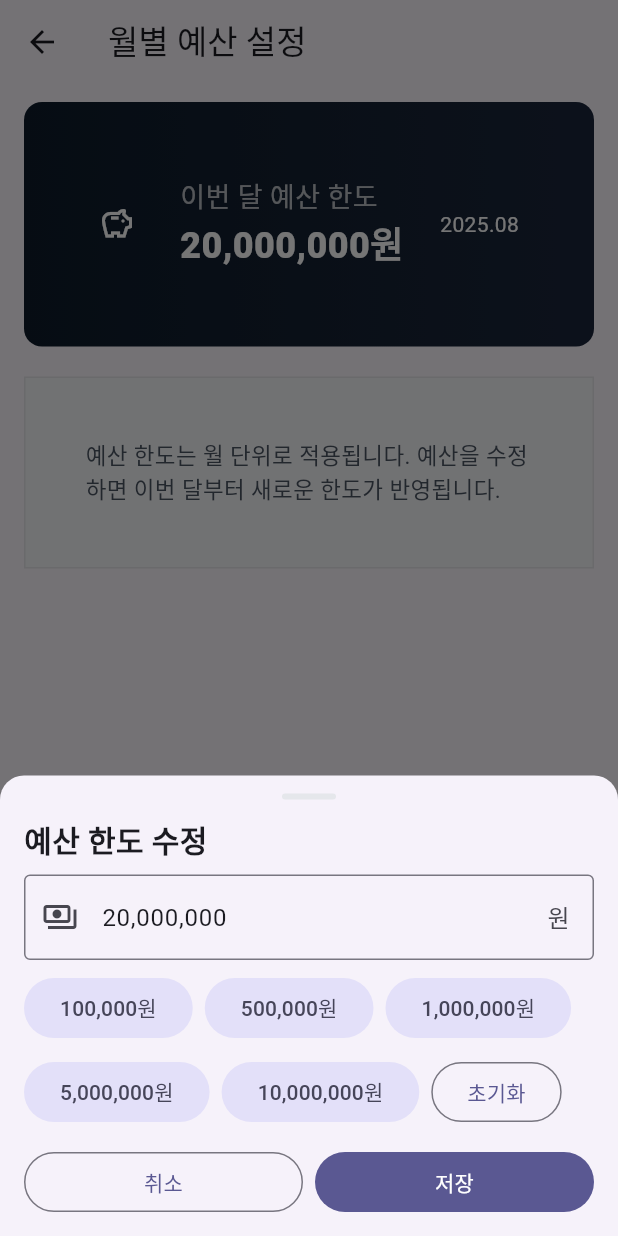
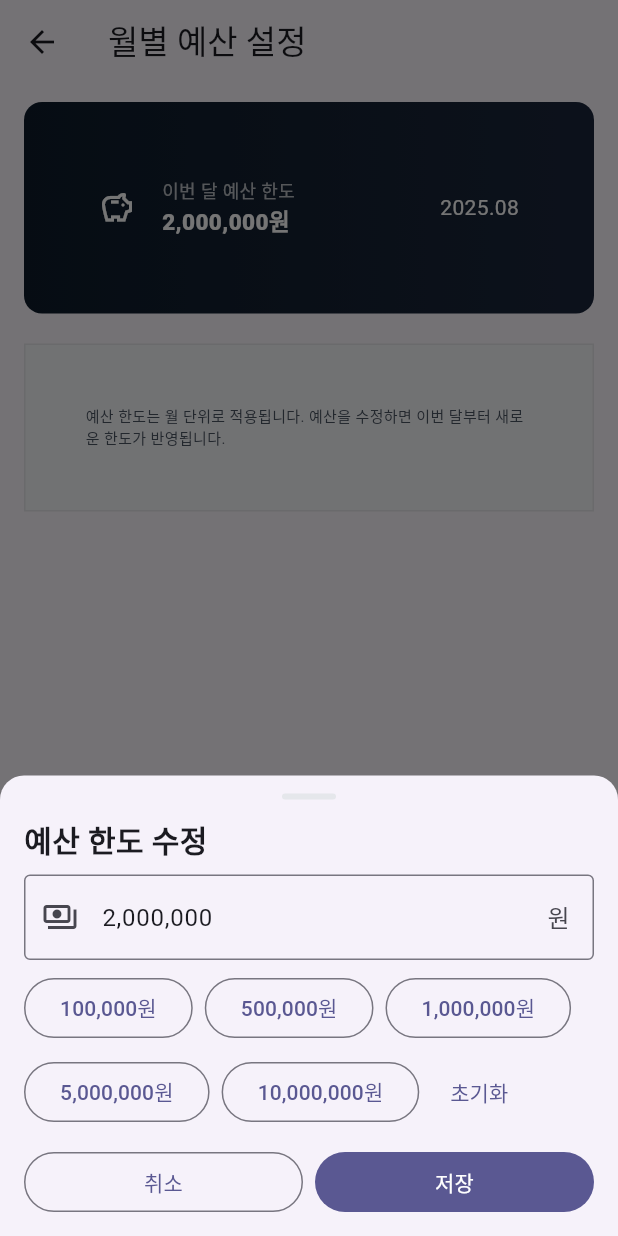
Before and after one commit to motowallet/molet-flutter, a Flutter app: the BudgetLimitPage screen opened directly, after a tap on "한도 수정", on a phone screen of 412 x 824 dp. Run offline on Flutter 3.47's test engine with Material 3 defaults, Android fonts, the phone set to English and light mode, and no system bars; our stand-ins replace shared_preferences; missing offline and left inert: kakao_flutter_sdk_common, kakao_flutter_sdk_user; accounts and stored records are empty.

Commit message:
feat: 연동 기능 추가

```diff
--- a/lib/features/budget/budget_limit_page.dart
+++ b/lib/features/budget/budget_limit_page.dart
@@ -1,6 +1,7 @@
 import 'package:flutter/material.dart';
 import 'package:flutter/services.dart';
 import 'package:intl/intl.dart';
+import 'package:shared_preferences/shared_preferences.dart';
 
 class BudgetLimitPage extends StatefulWidget {
   const BudgetLimitPage({super.key});
@@ -10,7 +11,27 @@ class BudgetLimitPage extends StatefulWidget {
 
 class _BudgetLimitPageState extends State<BudgetLimitPage> {
   final _won = NumberFormat('#,###');
-  int _limit = 20000000;
+  int _limit = 300000; // 기본값
+
+  // ---- 월 키 유틸 (두 페이지에서 동일 규칙 사용) ----
+  String _ym([DateTime? d]) {
+    final n = d ?? DateTime.now();
+    return '${n.year}${n.month.toString().padLeft(2, '0')}';
+  }
+  String get _limitKey => 'budget_limit_${_ym()}';
+
+  @override
+  void initState() {
+    super.initState();
+    _loadLimit();
+  }
+
+  Future<void> _loadLimit() async {
+    final sp = await SharedPreferences.getInstance();
+    final v = sp.getInt(_limitKey);
+    if (!mounted) return;
+    setState(() => _limit = v ?? 2000000);
+  }
 
   String _monthLabel() {
     final n = DateTime.now();
@@ -22,18 +43,12 @@ class _BudgetLimitPageState extends State<BudgetLimitPage> {
     return s.isEmpty ? 0 : int.parse(s);
   }
 
-  Widget _chip(String label, VoidCallback onTap, {bool outline = false}) =>
-      outline
-          ? OutlinedButton(onPressed: onTap, child: Text(label))
-          : FilledButton.tonal(onPressed: onTap, child: Text(label));
-
   Future<int?> _showLimitSheet() async {
     final c = TextEditingController(text: _won.format(_limit));
     final focus = FocusNode();
     void fmt() {
       final v = _won.format(_parse(c.text));
-      c.value = TextEditingValue(
-          text: v, selection: TextSelection.collapsed(offset: v.length));
+      c.value = TextEditingValue(text: v, selection: TextSelection.collapsed(offset: v.length));
     }
 
     final presets = [100000, 500000, 1000000, 5000000, 10000000];
@@ -44,28 +59,18 @@ class _BudgetLimitPageState extends State<BudgetLimitPage> {
       shape: const RoundedRectangleBorder(
           borderRadius: BorderRadius.vertical(top: Radius.circular(16))),
       builder: (ctx) {
-        final kb = MediaQuery
-            .of(ctx)
-            .viewInsets
-            .bottom;
+        final kb = MediaQuery.of(ctx).viewInsets.bottom;
         return Padding(
           padding: EdgeInsets.fromLTRB(16, 12, 16, 12 + kb),
-          child: Column(mainAxisSize: MainAxisSize.min,
-              crossAxisAlignment: CrossAxisAlignment.stretch,
-              children: [
+          child: Column(mainAxisSize: MainAxisSize.min, crossAxisAlignment: CrossAxisAlignment.stretch, children: [
             Center(
-                  child: Container(width: 36,
-                      height: 4,
-                      margin: const EdgeInsets.only(bottom: 12),
-                      decoration: BoxDecoration(color: const Color(0xFFE5E7EB),
-                          borderRadius: BorderRadius.circular(2))),
+              child: Container(width: 36, height: 4, margin: const EdgeInsets.only(bottom: 12),
+                  decoration: BoxDecoration(color: const Color(0xFFE5E7EB), borderRadius: BorderRadius.circular(2))),
             ),
-                const Text('예산 한도 수정', style: TextStyle(
-                    fontSize: 20, fontWeight: FontWeight.w800)),
+            const Text('예산 한도 수정', style: TextStyle(fontSize: 20, fontWeight: FontWeight.w800)),
             const SizedBox(height: 8),
             TextField(
-                  controller: c,
-                  focusNode: focus,
+              controller: c, focusNode: focus,
               keyboardType: TextInputType.number,
               inputFormatters: [FilteringTextInputFormatter.digitsOnly],
               onChanged: (_) => fmt(),
@@ -79,29 +84,22 @@ class _BudgetLimitPageState extends State<BudgetLimitPage> {
             const SizedBox(height: 8),
             Wrap(spacing: 8, runSpacing: 8, children: [
               for (final p in presets)
-                    _chip('${_won.format(p)}원', () {
-                      c.text = _won.format(_parse(c.text) + p);
-                      fmt();
-                    }),
-                  _chip('초기화', () {
-                    c.text = '0';
-                    fmt();
-                    FocusScope.of(ctx).requestFocus(focus);
-                  }, outline: true),
+                OutlinedButton(onPressed: () { c.text = _won.format(_parse(c.text) + p); fmt(); }, child: Text('${_won.format(p)}원')),
+              TextButton(
+                onPressed: () { c.text = '0'; fmt(); FocusScope.of(ctx).requestFocus(focus); },
+                child: const Text('초기화'),
+              ),
             ]),
             const SizedBox(height: 12),
             Row(children: [
-                  Expanded(child: OutlinedButton(
-                      onPressed: () => Navigator.pop(ctx),
-                      child: const Text('취소'))),
+              Expanded(child: OutlinedButton(onPressed: () => Navigator.pop(ctx), child: const Text('취소'))),
               const SizedBox(width: 8),
               Expanded(
                 child: FilledButton(
                   onPressed: () {
                     final v = _parse(c.text);
                     if (v <= 0) {
-                          ScaffoldMessenger.of(ctx).showSnackBar(const SnackBar(
-                              content: Text('1원 이상 입력해주세요.')));
+                      ScaffoldMessenger.of(ctx).showSnackBar(const SnackBar(content: Text('1원 이상 입력해 주세요.')));
                       return;
                     }
                     Navigator.pop(ctx, v);
@@ -125,19 +123,20 @@ class _BudgetLimitPageState extends State<BudgetLimitPage> {
         padding: const EdgeInsets.fromLTRB(16, 0, 16, 16),
         child: FilledButton.icon(
           style: FilledButton.styleFrom(
-            backgroundColor: navy,
-            padding: const EdgeInsets.symmetric(vertical: 14),
-            shape: RoundedRectangleBorder(
-                borderRadius: BorderRadius.circular(10)),
+            backgroundColor: navy, padding: const EdgeInsets.symmetric(vertical: 14),
+            shape: RoundedRectangleBorder(borderRadius: BorderRadius.circular(10)),
           ),
           onPressed: () async {
             final changed = await _showLimitSheet();
             if (!mounted) return;
             if (changed != null && changed > 0) {
+              final sp = await SharedPreferences.getInstance();
+              await sp.setInt(_limitKey, changed);
+
               setState(() => _limit = changed);
-              ScaffoldMessenger.of(context)
-                  .showSnackBar(
-                  const SnackBar(content: Text('예산 한도가 저장되었습니다.')));
+              ScaffoldMessenger.of(context).showSnackBar(
+                const SnackBar(content: Text('예산 한도가 저장되었습니다.')),
+              );
             }
           },
           icon: const Icon(Icons.edit_outlined),
@@ -146,9 +145,7 @@ class _BudgetLimitPageState extends State<BudgetLimitPage> {
       ),
       body: Padding(
         padding: const EdgeInsets.symmetric(horizontal: 16, vertical: 12),
-        child: Column(
-            crossAxisAlignment: CrossAxisAlignment.stretch, children: [
-          // 예산 카드
+        child: Column(crossAxisAlignment: CrossAxisAlignment.stretch, children: [
           Container(
             padding: const EdgeInsets.all(50),
             decoration: BoxDecoration(
@@ -157,23 +154,18 @@ class _BudgetLimitPageState extends State<BudgetLimitPage> {
             ),
             child: Row(children: [
               const Icon(Icons.savings_outlined, color: Colors.white),
-              const SizedBox(width: 30),
+              const SizedBox(width: 18),
               Expanded(
-                child: Column(
-                    crossAxisAlignment: CrossAxisAlignment.start, children: [
-                  const Text('이번 달 예산 한도', style: TextStyle(color: Colors
-                      .white70, fontSize: 18)),
+                child: Column(crossAxisAlignment: CrossAxisAlignment.start, children: [
+                  const Text('이번 달 예산 한도', style: TextStyle(color: Colors.white70, fontSize: 12)),
                   Text('${_won.format(_limit)}원',
-                      style: const TextStyle(color: Colors.white,
-                          fontSize: 24,
-                          fontWeight: FontWeight.w800)),
+                      style: const TextStyle(color: Colors.white, fontSize: 15, fontWeight: FontWeight.w800)),
                 ]),
               ),
               Text(_monthLabel(), style: const TextStyle(color: Colors.white)),
             ]),
           ),
           const SizedBox(height: 20),
-          // 설명 박스 - 각진
           Container(
             padding: const EdgeInsets.all(40),
             decoration: BoxDecoration(
@@ -183,7 +175,7 @@ class _BudgetLimitPageState extends State<BudgetLimitPage> {
             ),
             child: const Text(
               '예산 한도는 월 단위로 적용됩니다. 예산을 수정하면 이번 달부터 새로운 한도가 반영됩니다.',
-              style: TextStyle(fontSize: 15, color: Color(0xFF4B5563)),
+              style: TextStyle(fontSize: 10, color: Color(0xFF4B5563)),
             ),
           ),
         ]),
```
Lines whose indentation alone changed are shown as unchanged.
